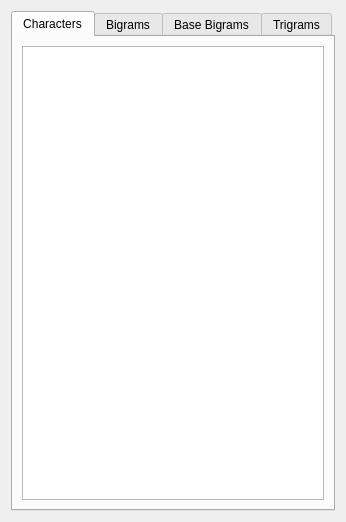
Qt form Source/percentagewindow.ui (mehdioa/takla) before a commit.
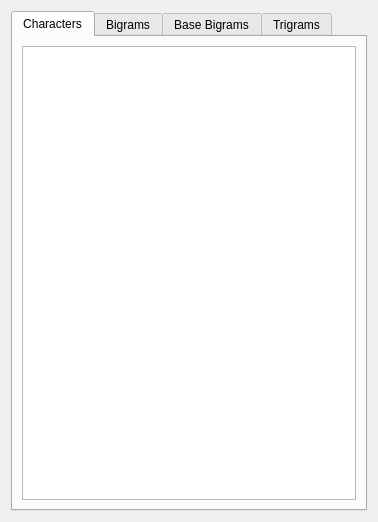
The same form after that commit. The open tabs and pages were chosen to show the change.

```diff
--- a/Source/percentagewindow.ui
+++ b/Source/percentagewindow.ui
@@ -6,7 +6,7 @@
    <rect>
     <x>0</x>
     <y>0</y>
-    <width>346</width>
+    <width>378</width>
     <height>522</height>
    </rect>
   </property>
```
Left out of the diff: 2 changed lines with no effect on the pictures.
